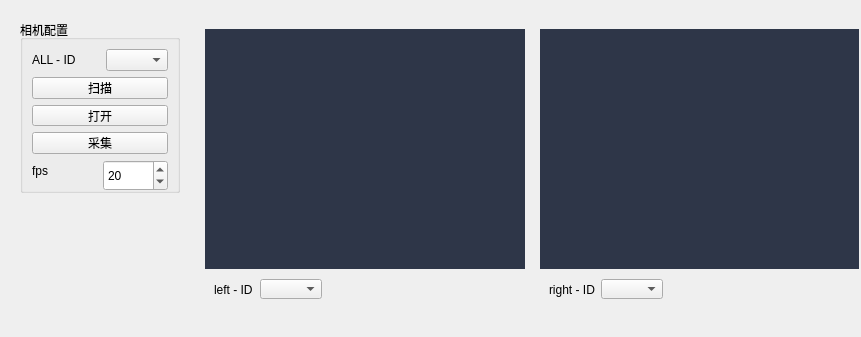
This is camera/camera/page/camPage.ui in fengbaochun/softwareToolBox as Qt 5 draws it before an edit. The edited form follows.
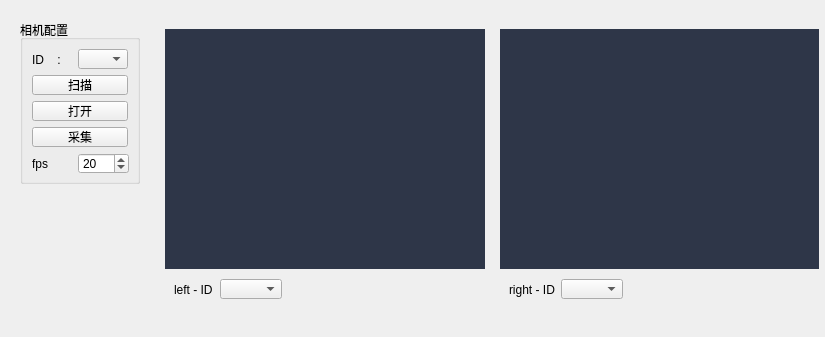
This is the edited form.

```diff
--- a/camera/camera/page/camPage.ui
+++ b/camera/camera/page/camPage.ui
@@ -6,13 +6,13 @@
    <rect>
     <x>0</x>
     <y>0</y>
-    <width>861</width>
+    <width>825</width>
     <height>337</height>
    </rect>
   </property>
   <property name="minimumSize">
    <size>
-    <width>861</width>
+    <width>825</width>
     <height>337</height>
    </size>
   </property>
@@ -24,13 +24,13 @@
     <widget class="QWidget" name="widget_2" native="true">
      <property name="minimumSize">
       <size>
-       <width>170</width>
+       <width>130</width>
        <height>0</height>
       </size>
      </property>
      <property name="maximumSize">
       <size>
-       <width>151</width>
+       <width>150</width>
        <height>16777215</height>
       </size>
      </property>
@@ -43,7 +43,7 @@
         <property name="sizeHint" stdset="0">
          <size>
           <width>20</width>
-          <height>147</height>
+          <height>156</height>
          </size>
         </property>
        </spacer>
@@ -52,13 +52,13 @@
        <widget class="QGroupBox" name="groupBox">
         <property name="minimumSize">
          <size>
-          <width>160</width>
+          <width>120</width>
           <height>150</height>
          </size>
         </property>
         <property name="maximumSize">
          <size>
-          <width>160</width>
+          <width>120</width>
           <height>16777215</height>
          </size>
         </property>
@@ -77,7 +77,7 @@
               </size>
              </property>
              <property name="text">
-              <string>ALL - ID</string>
+              <string>ID    :</string>
              </property>
             </widget>
            </item>
@@ -140,7 +140,7 @@
              <property name="minimumSize">
               <size>
                <width>51</width>
-               <height>31</height>
+               <height>21</height>
               </size>
              </property>
              <property name="value">
```
